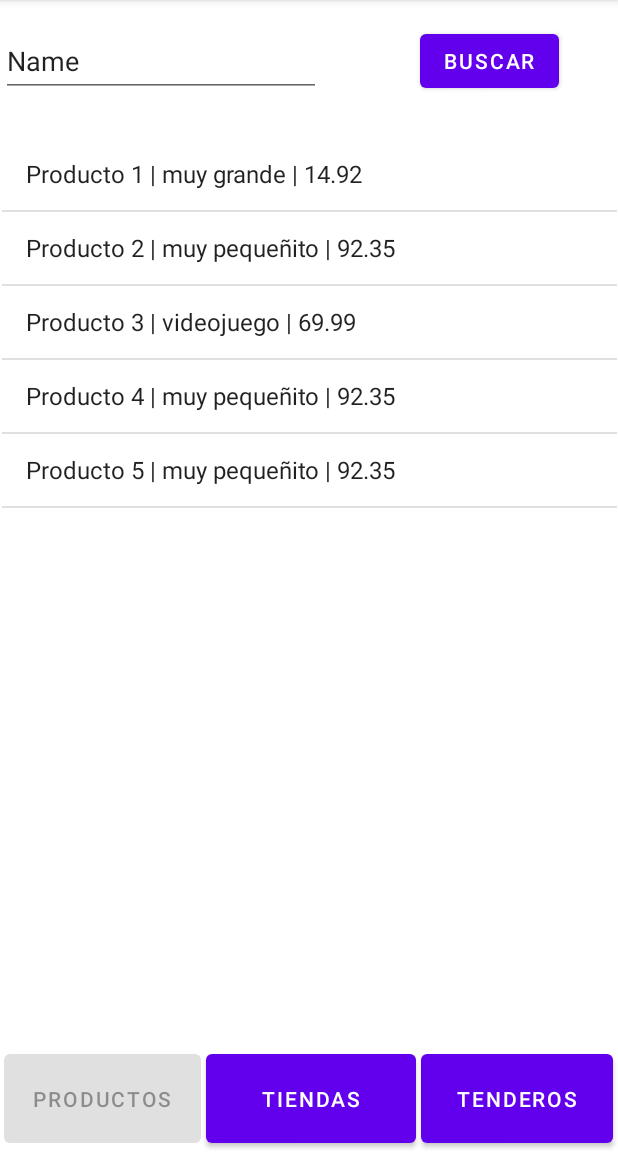
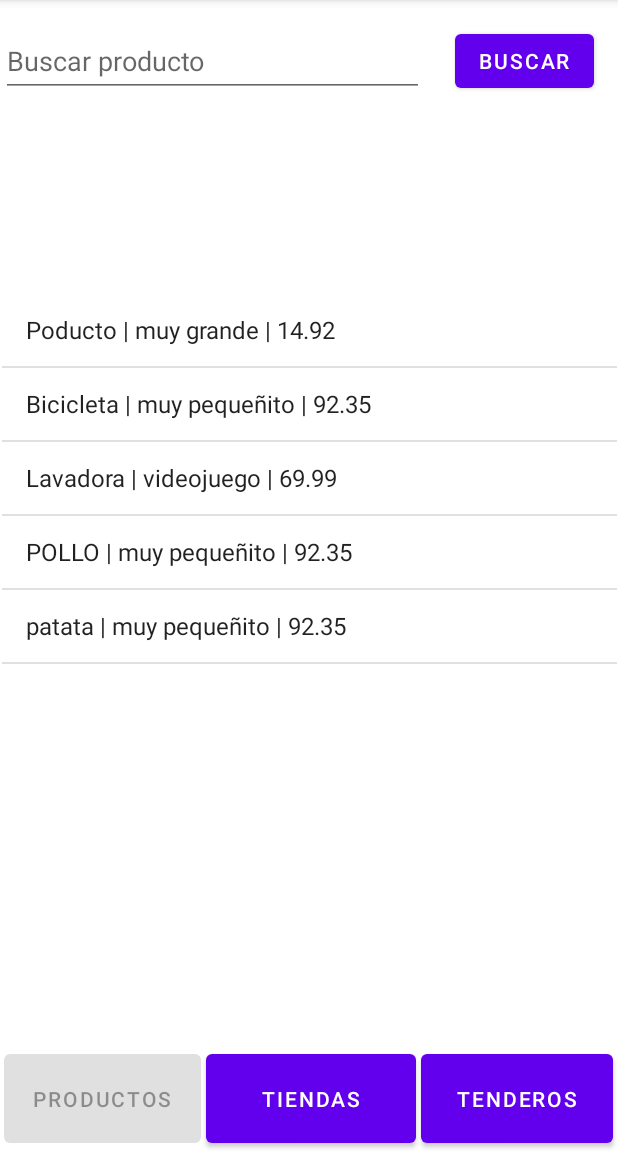
Before and after one commit to Ikerisasi/Grupo3PFG, an Android app: the screen it shows after launch (ProductosActivity), after a tap on "PRODUCTOS", on a phone screen of 412 x 824 dp, the part 84-1236 px from its top. Run offline under Robolectric (Android 15) with nearby library versions, the phone set to English and light mode, and no system bars; Roboto replaces fonts that are not available here.

```diff
--- a/Grupo3/app/src/main/java/es/proyecto/grupo3/ProductosActivity.java
+++ b/Grupo3/app/src/main/java/es/proyecto/grupo3/ProductosActivity.java
@@ -8,6 +8,7 @@ import android.view.View;
 import android.widget.AdapterView;
 import android.widget.ArrayAdapter;
 import android.widget.Button;
+import android.widget.EditText;
 import android.widget.ListView;
 
 import java.util.ArrayList;
@@ -28,6 +29,11 @@ public class ProductosActivity extends AppCompatActivity {
         super.onCreate(savedInstanceState);
         setContentView(R.layout.activity_productos);
 
+        EditText filtroProd = findViewById(R.id.editFiltroProductos);
+        Button buscar = findViewById(R.id.BtnFiltroProductos);
+        Button btnTiendasProducto = findViewById(R.id.btnTiendasProducto);
+        Button btnTenderosProducto = findViewById(R.id.btnTenderosProducto);
+
         Intent mIntent = getIntent();
         Bundle extrasGet = mIntent.getExtras();
         logeado = extrasGet.getBoolean("logeado");
@@ -35,9 +41,6 @@ public class ProductosActivity extends AppCompatActivity {
             idTendero = extrasGet.getInt("id");
             nombreTendero = extrasGet.getString("nombre");
         }
-
-        Button btnTiendasProducto = findViewById(R.id.btnTiendasProducto);
-        Button btnTenderosProducto = findViewById(R.id.btnTenderosProducto);
 
         btnTiendasProducto.setOnClickListener( (v) -> {
             Intent intent = new Intent(this, TiendasActivity.class);
@@ -80,6 +83,15 @@ public class ProductosActivity extends AppCompatActivity {
             }
         });
 
+        buscar.setOnClickListener( (v) -> {
+
+            String palabraFiltro = filtroProd.getText().toString().toUpperCase();
+
+            productos = dbHelper.filtroProductos(palabraFiltro);
+
+            refreshAdapter();
+        } );
+
     }
 
     private void CreateAdapter() {
--- a/Grupo3/app/src/main/java/es/proyecto/grupo3/db/DBManager.java
+++ b/Grupo3/app/src/main/java/es/proyecto/grupo3/db/DBManager.java
@@ -85,7 +85,7 @@ public class DBManager extends SQLiteOpenHelper {
             PRECIO_PRODUCTO + " DOUBLE NOT NULL," +
             ID_PRODUCTOS_TIENDA + " INTEGER NOT NULL," +
             ID_PRODUCTOS_CATEGORIA + " INTEGER NOT NULL," +
-            " FOREIGN KEY (" + ID_PRODUCTOS_TIENDA + ") REFERENCES " + TABLE_TIENDA + "(" + ID_TIENDA + ")," +
+            " FOREIGN KEY (" + ID_PRODUCTOS_TIENDA + ") REFERENCES " + TABLE_TIENDA + "(" + ID_TIENDA + ") ON DELETE CASCADE," +
             " FOREIGN KEY (" + ID_PRODUCTOS_CATEGORIA + ") REFERENCES " + TABLE_CATEGORIAS + "(" + ID_CATEGORIA + ")" +
             ")";
     //Hay que agregar un espacio entre las comillas y el tipo de dato para que la base de datos no lo interprete
@@ -199,35 +199,35 @@ public class DBManager extends SQLiteOpenHelper {
         sqLiteDatabase.execSQL(CREATE_TABLE_PRODUCTOS);
 
         ContentValues values31 = new ContentValues();
-        values31.put(NOMBRE_PRODUCTO, "Producto 1");
+        values31.put(NOMBRE_PRODUCTO, "Poducto");
         values31.put(DESCRIPCION_PRODUCTO, "muy grande");
         values31.put(PRECIO_PRODUCTO, 14.92);
         values31.put(ID_PRODUCTOS_TIENDA, 3);
         values31.put(ID_PRODUCTOS_CATEGORIA, 1);
 
         ContentValues values32 = new ContentValues();
-        values32.put(NOMBRE_PRODUCTO, "Producto 2");
+        values32.put(NOMBRE_PRODUCTO, "Bicicleta");
         values32.put(DESCRIPCION_PRODUCTO, "muy pequeñito");
         values32.put(PRECIO_PRODUCTO, 92.35);
         values32.put(ID_PRODUCTOS_TIENDA, 4);
         values32.put(ID_PRODUCTOS_CATEGORIA, 2);
 
         ContentValues values33 = new ContentValues();
-        values33.put(NOMBRE_PRODUCTO, "Producto 3");
+        values33.put(NOMBRE_PRODUCTO, "Lavadora");
         values33.put(DESCRIPCION_PRODUCTO, "videojuego");
         values33.put(PRECIO_PRODUCTO, 69.99);
         values33.put(ID_PRODUCTOS_TIENDA, 3);
         values33.put(ID_PRODUCTOS_CATEGORIA, 3);
 
         ContentValues values34 = new ContentValues();
-        values34.put(NOMBRE_PRODUCTO, "Producto 4");
+        values34.put(NOMBRE_PRODUCTO, "POLLO");
         values34.put(DESCRIPCION_PRODUCTO, "muy pequeñito");
         values34.put(PRECIO_PRODUCTO, 92.35);
         values34.put(ID_PRODUCTOS_TIENDA, 4);
         values34.put(ID_PRODUCTOS_CATEGORIA, 3);
 
         ContentValues values35 = new ContentValues();
-        values35.put(NOMBRE_PRODUCTO, "Producto 5");
+        values35.put(NOMBRE_PRODUCTO, "patata");
         values35.put(DESCRIPCION_PRODUCTO, "muy pequeñito");
         values35.put(PRECIO_PRODUCTO, 92.35);
         values35.put(ID_PRODUCTOS_TIENDA, 3);
@@ -254,6 +254,7 @@ public class DBManager extends SQLiteOpenHelper {
 
     public void insertTienda (Tienda tienda) {
         ContentValues values = new ContentValues();
+
         values.put(NOMBRE_TIENDA, tienda.getNombre());
         values.put(DESCRIPCION_TIENDA, tienda.getDescripcion());
         values.put(LOCALIZACION, tienda.getLocalizacion());
@@ -272,6 +273,7 @@ public class DBManager extends SQLiteOpenHelper {
     public boolean updateTienda (Tienda tienda) {
         SQLiteDatabase sQLiteDatabase = this.getWritableDatabase();
         ContentValues args = new ContentValues();
+
         args.put(NOMBRE_TIENDA, tienda.getNombre());
         args.put(DESCRIPCION_TIENDA, tienda.getDescripcion());
         args.put(LOCALIZACION, tienda.getLocalizacion());
@@ -280,6 +282,7 @@ public class DBManager extends SQLiteOpenHelper {
         args.put(LATITUD, tienda.getLatitud());
         args.put(ID_TIENDAS_TENDERO, tienda.getIdTendero());
         String whereClause = ID_TIENDA + "=" + tienda.getId();
+
         return sQLiteDatabase.update(TABLE_TIENDA, args, whereClause, null) > 0;
     }
 
@@ -302,6 +305,7 @@ public class DBManager extends SQLiteOpenHelper {
 
     public void insertProducto (Producto producto) {
         ContentValues values = new ContentValues();
+
         values.put(NOMBRE_PRODUCTO, producto.getNombre());
         values.put(DESCRIPCION_PRODUCTO, producto.getDescripcion());
         values.put(PRECIO_PRODUCTO, producto.getPrecio());
@@ -318,13 +322,15 @@ public class DBManager extends SQLiteOpenHelper {
     public boolean updateProducto (Producto producto) {
         SQLiteDatabase sQLiteDatabase = this.getWritableDatabase();
         ContentValues args = new ContentValues();
+
         args.put(NOMBRE_PRODUCTO, producto.getNombre());
         args.put(DESCRIPCION_PRODUCTO, producto.getDescripcion());
         args.put(PRECIO_PRODUCTO, producto.getPrecio());
         args.put(ID_PRODUCTOS_TIENDA, producto.getIdTienda());
         args.put(ID_PRODUCTOS_CATEGORIA, producto.getIdCategoria());
         String whereClause = ID_PRODUCTO + "=" + producto.getId();
-        return sQLiteDatabase.update(TABLE_TIENDA, args, whereClause, null) > 0;
+
+        return sQLiteDatabase.update(TABLE_PRODUCTOS, args, whereClause, null) > 0;
     }
 
     //Metodo para borrar productos
@@ -344,6 +350,30 @@ public class DBManager extends SQLiteOpenHelper {
 
     public ArrayList<String> selectProductos() {
         String query = "SELECT * FROM " + TABLE_PRODUCTOS;
+        SQLiteDatabase db = this.getWritableDatabase();
+        Cursor cursor = db.rawQuery(query, null);
+
+        ArrayList<String> respuesta = new ArrayList<String>();
+
+        while (cursor.moveToNext()) {
+            int id = cursor.getInt(0);
+            String name = cursor.getString(1);
+            String desc = cursor.getString(2);
+            double coste = cursor.getDouble(3);
+            int idTienda = cursor.getInt(4);
+            int idCategoria = cursor.getInt(5);
+
+            String cosaParaArray = name + " | " + desc + " | " + coste;
+            respuesta.add(cosaParaArray);
+        }
+
+        return respuesta;
+    }
+
+    //QUery para encontrar los productos por palabra
+
+    public ArrayList<String> filtroProductos(String filtro) {
+        String query = "SELECT * FROM " + TABLE_PRODUCTOS + " WHERE UPPER(" + NOMBRE_PRODUCTO + ") LIKE '" + filtro + "%'";
         SQLiteDatabase db = this.getWritableDatabase();
         Cursor cursor = db.rawQuery(query, null);
 
@@ -461,6 +491,30 @@ public class DBManager extends SQLiteOpenHelper {
 
             String cosaParaArray =name + " | " + loc;
             respuesta.add(cosaParaArray);
+        }
+
+        return respuesta;
+    }
+
+    //Query para sacar el ID de la tienda en función del nombre
+
+    public int selectIdTiendas(String nombre) {
+        String query = "SELECT * FROM " + TABLE_TIENDA + " WHERE " + NOMBRE_TIENDA + " LIKE '" + nombre + "'";
+        SQLiteDatabase db = this.getWritableDatabase();
+        Cursor cursor = db.rawQuery(query, null);
+
+        int respuesta = 0;
+
+        while (cursor.moveToNext()) {
+            int id = cursor.getInt(0);
+            respuesta = id;
+            String name = cursor.getString(1);
+            String desc = cursor.getString(2);
+            String loc = cursor.getString(3);
+            String calle = cursor.getString(4);
+            double lon = cursor.getDouble(5);
+            double lat = cursor.getDouble(6);
+            int idTendero = cursor.getInt(7);
         }
 
         return respuesta;
--- a/Grupo3/app/src/main/res/layout/activity_manipulacion_productos.xml
+++ b/Grupo3/app/src/main/res/layout/activity_manipulacion_productos.xml
@@ -73,7 +73,6 @@
         android:ems="10"
         android:inputType="textPersonName"
         android:minHeight="48dp"
-        android:text="Name"
         app:layout_constraintBottom_toBottomOf="parent"
         app:layout_constraintEnd_toEndOf="parent"
         app:layout_constraintHorizontal_bias="0.875"
@@ -88,7 +87,6 @@
         android:ems="10"
         android:inputType="textPersonName"
         android:minHeight="48dp"
-        android:text="Name"
         app:layout_constraintBottom_toBottomOf="parent"
         app:layout_constraintEnd_toEndOf="parent"
         app:layout_constraintHorizontal_bias="0.875"
@@ -103,7 +101,6 @@
         android:ems="10"
         android:inputType="textPersonName"
         android:minHeight="48dp"
-        android:text="Name"
         app:layout_constraintBottom_toBottomOf="parent"
         app:layout_constraintEnd_toEndOf="parent"
         app:layout_constraintHorizontal_bias="0.875"
--- a/Grupo3/app/src/main/res/layout/activity_manipulacion_tiendas.xml
+++ b/Grupo3/app/src/main/res/layout/activity_manipulacion_tiendas.xml
@@ -140,7 +140,6 @@
         android:ems="10"
         android:inputType="textPersonName"
         android:minHeight="48dp"
-        android:text="Name"
         app:layout_constraintBottom_toBottomOf="parent"
         app:layout_constraintEnd_toEndOf="parent"
         app:layout_constraintHorizontal_bias="1.0"
@@ -155,7 +154,6 @@
         android:ems="10"
         android:inputType="textPersonName"
         android:minHeight="48dp"
-        android:text="Name"
         app:layout_constraintBottom_toBottomOf="parent"
         app:layout_constraintEnd_toEndOf="parent"
         app:layout_constraintHorizontal_bias="1.0"
@@ -170,7 +168,6 @@
         android:ems="10"
         android:inputType="textPersonName"
         android:minHeight="48dp"
-        android:text="Name"
         app:layout_constraintBottom_toBottomOf="parent"
         app:layout_constraintEnd_toEndOf="parent"
         app:layout_constraintHorizontal_bias="1.0"
@@ -185,7 +182,6 @@
         android:ems="10"
         android:inputType="textPersonName"
         android:minHeight="48dp"
-        android:text="Name"
         app:layout_constraintBottom_toBottomOf="parent"
         app:layout_constraintEnd_toEndOf="parent"
         app:layout_constraintHorizontal_bias="1.0"
@@ -200,7 +196,6 @@
         android:ems="10"
         android:inputType="textPersonName"
         android:minHeight="48dp"
-        android:text="Name"
         app:layout_constraintBottom_toBottomOf="parent"
         app:layout_constraintEnd_toEndOf="parent"
         app:layout_constraintHorizontal_bias="1.0"
@@ -215,7 +210,6 @@
         android:ems="10"
         android:inputType="textPersonName"
         android:minHeight="48dp"
-        android:text="Name"
         app:layout_constraintBottom_toBottomOf="parent"
         app:layout_constraintEnd_toEndOf="parent"
         app:layout_constraintHorizontal_bias="1.0"
--- a/Grupo3/app/src/main/res/layout/activity_productos.xml
+++ b/Grupo3/app/src/main/res/layout/activity_productos.xml
@@ -53,13 +53,13 @@
 
     <LinearLayout
         android:layout_width="410dp"
-        android:layout_height="587dp"
+        android:layout_height="492dp"
         android:orientation="vertical"
         app:layout_constraintBottom_toBottomOf="parent"
         app:layout_constraintEnd_toEndOf="parent"
         app:layout_constraintStart_toStartOf="parent"
         app:layout_constraintTop_toTopOf="parent"
-        app:layout_constraintVertical_bias="0.51">
+        app:layout_constraintVertical_bias="0.71000004">
 
         <ListView
             android:id="@+id/ListProductos"
@@ -69,12 +69,12 @@
 
     <EditText
         android:id="@+id/editFiltroProductos"
-        android:layout_width="wrap_content"
-        android:layout_height="wrap_content"
+        android:layout_width="282dp"
+        android:layout_height="48dp"
         android:ems="10"
+        android:hint="Buscar producto"
         android:inputType="textPersonName"
         android:minHeight="48dp"
-        android:text="Name"
         app:layout_constraintBottom_toBottomOf="parent"
         app:layout_constraintEnd_toEndOf="parent"
         app:layout_constraintHorizontal_bias="0.004"
@@ -89,7 +89,7 @@
         android:text="@string/btnBuscar"
         app:layout_constraintBottom_toBottomOf="parent"
         app:layout_constraintEnd_toEndOf="parent"
-        app:layout_constraintHorizontal_bias="0.876"
+        app:layout_constraintHorizontal_bias="0.949"
         app:layout_constraintStart_toStartOf="parent"
         app:layout_constraintTop_toTopOf="parent"
         app:layout_constraintVertical_bias="0.023" />
```
Also changed, not shown: Grupo3/app/src/main/AndroidManifest.xml (+16 -8 lines), Grupo3/app/src/main/java/es/proyecto/grupo3/ManipulacionProductosActivity.java (+48 -0 lines), Grupo3/app/src/main/java/es/proyecto/grupo3/ManipulacionTiendasActivity.java (+56 -4 lines), Grupo3/app/src/main/java/es/proyecto/grupo3/PerfilActivity.java (+20 -4 lines), Grupo3/app/src/main/res/layout/activity_tiendas.xml (+6 -6 lines).
